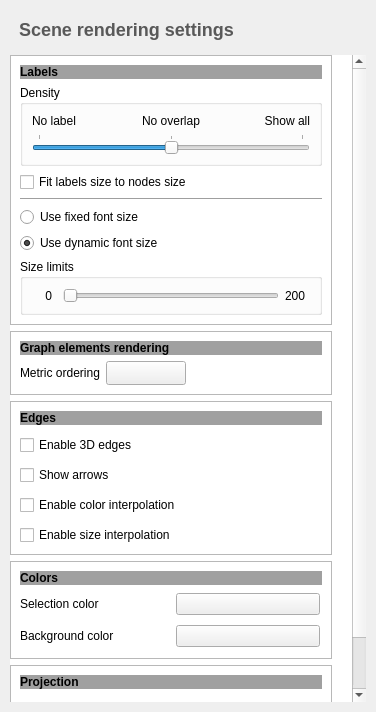
Before: the Qt Designer form library/tulip-gui/designer/SceneConfigWidget.ui in vadivelselvaraj/TulipGLImprovement, drawn with Qt 5.
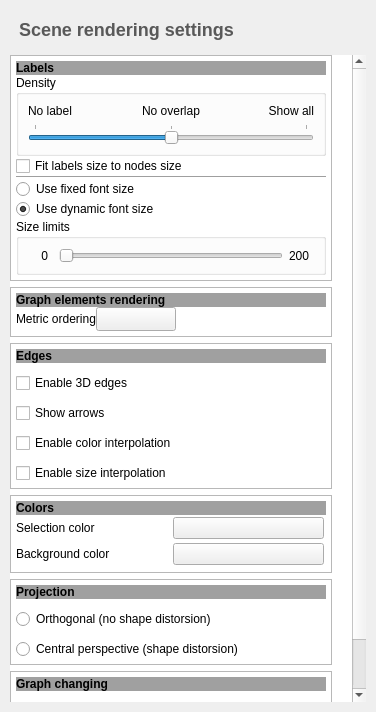
After: the same form once the commit is applied. Icons and pictures are not drawn. Custom widgets are drawn as their Qt base class.

Commit message: add a scene configuration parameter to allow to disable the automatic "center view" when switching from a graph to another belonging to the same hierarchy. This allows to have a kind of animated display when navigating through a graph hierarchy

```diff
--- a/library/tulip-gui/designer/SceneConfigWidget.ui
+++ b/library/tulip-gui/designer/SceneConfigWidget.ui
@@ -134,9 +134,9 @@
       <property name="geometry">
        <rect>
         <x>0</x>
-        <y>0</y>
-        <width>341</width>
-        <height>709</height>
+        <y>-157</y>
+        <width>346</width>
+        <height>786</height>
        </rect>
       </property>
       <property name="sizePolicy">
@@ -167,6 +167,12 @@
           <enum>QFrame::Raised</enum>
          </property>
          <layout class="QVBoxLayout" name="verticalLayout_6">
+          <property name="spacing">
+           <number>0</number>
+          </property>
+          <property name="margin">
+           <number>5</number>
+          </property>
           <item>
            <widget class="QLabel" name="labelsFrameTitle">
             <property name="minimumSize">
@@ -370,6 +376,12 @@
           <enum>QFrame::Raised</enum>
          </property>
          <layout class="QVBoxLayout" name="verticalLayout_10">
+          <property name="spacing">
+           <number>0</number>
+          </property>
+          <property name="margin">
+           <number>5</number>
+          </property>
           <item>
            <widget class="QLabel" name="label_3">
             <property name="styleSheet">
@@ -442,6 +454,12 @@
           <bool>false</bool>
          </property>
          <layout class="QVBoxLayout" name="verticalLayout_7">
+          <property name="spacing">
+           <number>0</number>
+          </property>
+          <property name="margin">
+           <number>5</number>
+          </property>
           <item>
            <layout class="QVBoxLayout" name="edgesFrameContents">
             <property name="spacing">
@@ -524,6 +542,12 @@
           <bool>false</bool>
          </property>
          <layout class="QVBoxLayout" name="verticalLayout_8">
+          <property name="spacing">
+           <number>0</number>
+          </property>
+          <property name="margin">
+           <number>5</number>
+          </property>
           <item>
            <widget class="QLabel" name="label">
             <property name="sizePolicy">
@@ -611,6 +635,12 @@
           <bool>false</bool>
          </property>
          <layout class="QVBoxLayout" name="verticalLayout_9">
+          <property name="spacing">
+           <number>0</number>
+          </property>
+          <property name="margin">
+           <number>5</number>
+          </property>
           <item>
            <layout class="QVBoxLayout" name="projectionFrameContents">
             <property name="spacing">
@@ -667,6 +697,89 @@
          </layout>
         </widget>
        </item>
+       <item>
+        <widget class="QFrame" name="changeGraphFrame">
+         <property name="sizePolicy">
+          <sizepolicy hsizetype="Preferred" vsizetype="Fixed">
+           <horstretch>0</horstretch>
+           <verstretch>0</verstretch>
+          </sizepolicy>
+         </property>
+         <property name="frameShape">
+          <enum>QFrame::StyledPanel</enum>
+         </property>
+         <property name="frameShadow">
+          <enum>QFrame::Raised</enum>
+         </property>
+         <property name="section" stdset="0">
+          <bool>false</bool>
+         </property>
+         <layout class="QVBoxLayout" name="verticalLayout_1">
+          <property name="spacing">
+           <number>0</number>
+          </property>
+          <property name="margin">
+           <number>5</number>
+          </property>
+          <item>
+           <layout class="QVBoxLayout" name="changeGraphFrameContents">
+            <property name="spacing">
+             <number>10</number>
+            </property>
+            <item>
+             <widget class="QLabel" name="changeGraphFrameTitle">
+              <property name="minimumSize">
+               <size>
+                <width>80</width>
+                <height>0</height>
+               </size>
+              </property>
+              <property name="styleSheet">
+               <string notr="true">font-weight: bold;
+background-color: rgb(160, 160, 160);</string>
+              </property>
+              <property name="text">
+               <string>Graph changing</string>
+              </property>
+              <property name="alignment">
+               <set>Qt::AlignLeading|Qt::AlignLeft|Qt::AlignTop</set>
+              </property>
+             </widget>
+            </item>
+            <item>
+             <widget class="QRadioButton" name="centerSceneRadioButton">
+              <property name="toolTip">
+               <string>The point of view of the scene will be always updated
+to draw the graph in the center of the panel.</string>
+              </property>
+              <property name="text">
+               <string>Always center scene when changing graph</string>
+              </property>
+              <attribute name="buttonGroup">
+               <string notr="true">buttonGroup1</string>
+              </attribute>
+             </widget>
+            </item>
+            <item>
+             <widget class="QRadioButton" name="keepSceneRadioButton">
+              <property name="toolTip">
+               <string>If the graph to display belongs to the same hierarchy
+of the previously displayed graph, the point of view
+of the scene remains unchanged.</string>
+              </property>
+              <property name="text">
+               <string>Keep same point of view for subgraphs</string>
+              </property>
+              <attribute name="buttonGroup">
+               <string notr="true">buttonGroup1</string>
+              </attribute>
+             </widget>
+            </item>
+           </layout>
+          </item>
+         </layout>
+        </widget>
+       </item>
       </layout>
      </widget>
     </widget>
```
Left out of the diff: 1 changed line with no effect on the pictures. The commit also changes 5 other files.
